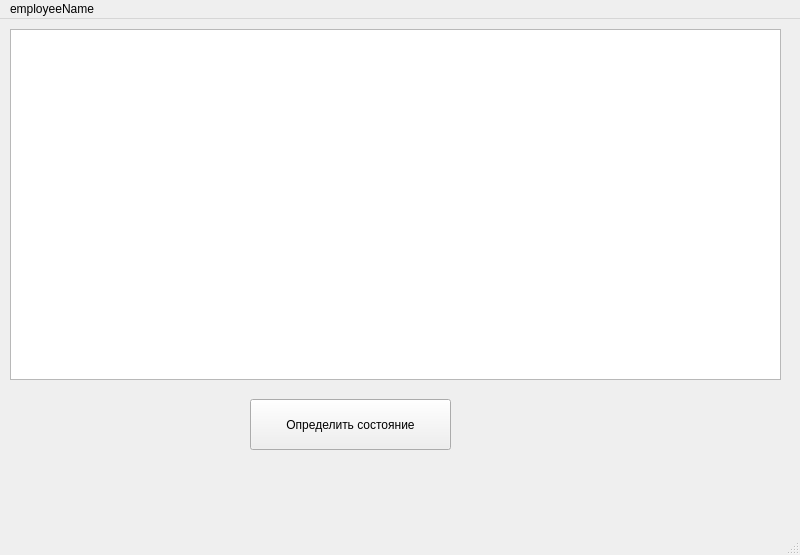
Qt form UI/docWin.ui (Vittallya/MlApp) before a commit.
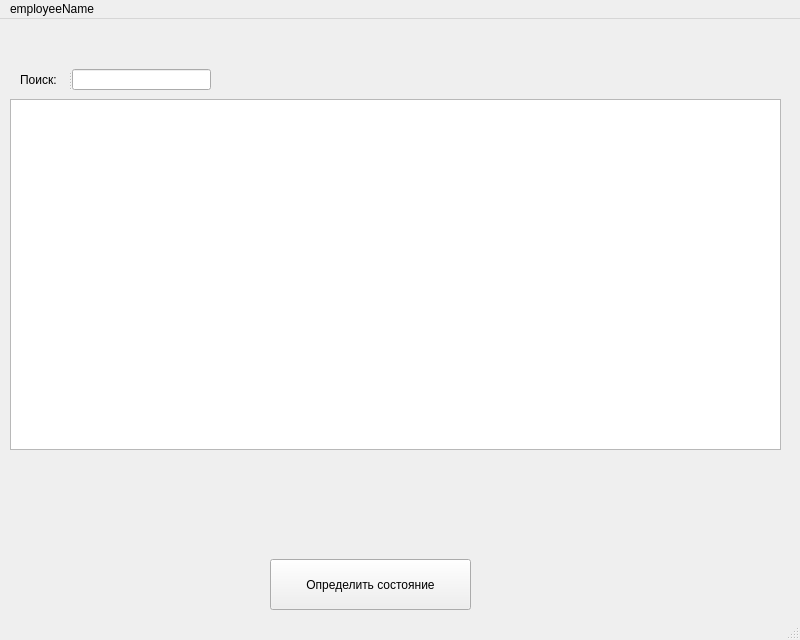
The same form after that commit.

Diff of the .ui file:
```diff
--- a/UI/docWin.ui
+++ b/UI/docWin.ui
@@ -7,7 +7,7 @@
     <x>0</x>
     <y>0</y>
     <width>800</width>
-    <height>555</height>
+    <height>640</height>
    </rect>
   </property>
   <property name="windowTitle">
@@ -18,7 +18,7 @@
     <property name="geometry">
      <rect>
       <x>10</x>
-      <y>10</y>
+      <y>80</y>
       <width>771</width>
       <height>351</height>
      </rect>
@@ -29,12 +29,15 @@
     <property name="columnCount">
      <number>0</number>
     </property>
+    <attribute name="verticalHeaderVisible">
+     <bool>false</bool>
+    </attribute>
    </widget>
    <widget class="QPushButton" name="btMakeAnalyze">
     <property name="geometry">
      <rect>
-      <x>250</x>
-      <y>380</y>
+      <x>270</x>
+      <y>540</y>
       <width>201</width>
       <height>51</height>
      </rect>
@@ -43,6 +46,25 @@
      <string>Определить состояние</string>
     </property>
    </widget>
+   <widget class="QSplitter" name="splitter">
+    <property name="geometry">
+     <rect>
+      <x>20</x>
+      <y>50</y>
+      <width>191</width>
+      <height>21</height>
+     </rect>
+    </property>
+    <property name="orientation">
+     <enum>Qt::Horizontal</enum>
+    </property>
+    <widget class="QLabel" name="label">
+     <property name="text">
+      <string>Поиск:</string>
+     </property>
+    </widget>
+    <widget class="QLineEdit" name="editSearch"/>
+   </widget>
   </widget>
   <widget class="QMenuBar" name="menubar">
    <property name="geometry">
```
